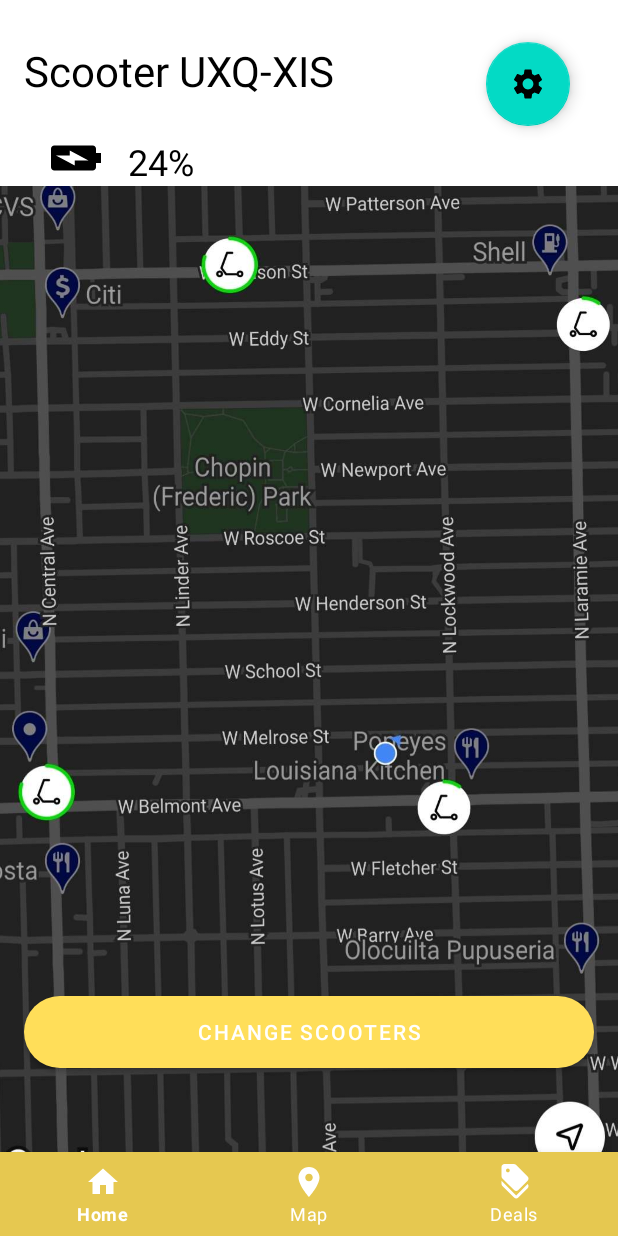
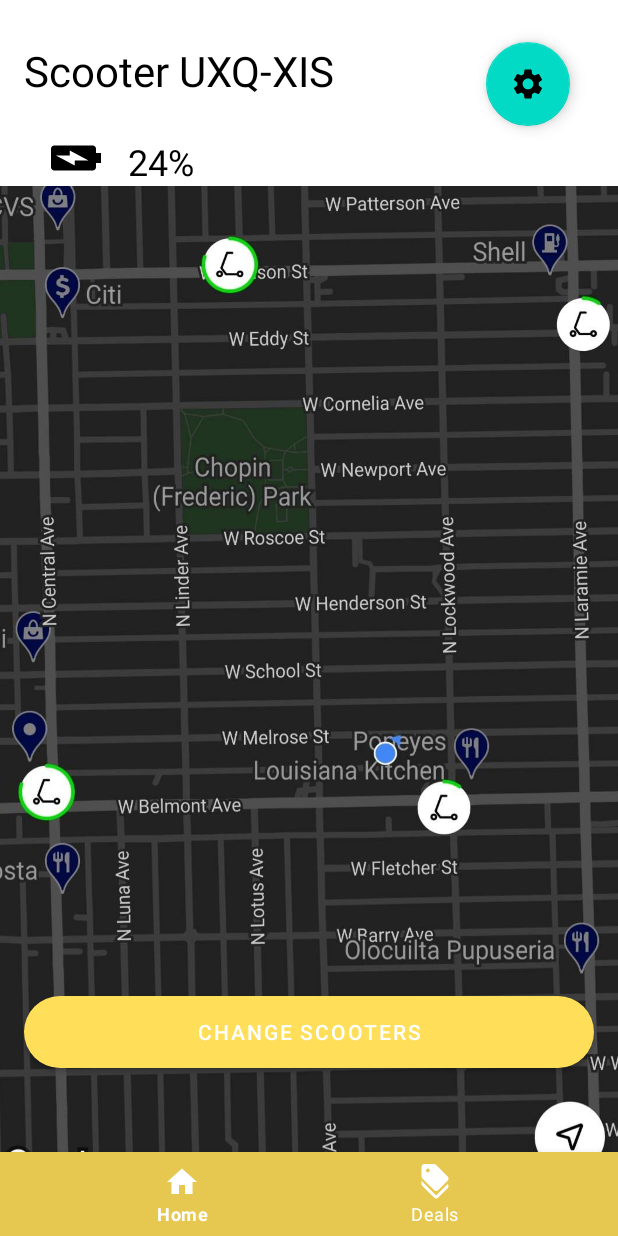
Before and after one commit to pipietrzyk/Lemon-Mobile-App, an Android app: the screen it shows after launch (MainActivity), on a phone screen of 412 x 824 dp. Run offline under Robolectric (Android 15) with nearby library versions, the light colour scheme and no system bars; libraries missing offline, so code that uses them is left out: com.journeyapps.barcodescanner.

Commit message:
Removed map tab from nav bar

```diff
--- a/app/src/main/java/com/example/scooter/MainActivity.java
+++ b/app/src/main/java/com/example/scooter/MainActivity.java
@@ -29,8 +29,6 @@ public class MainActivity extends AppCompatActivity {
         int itemId = item.getItemId();
         if (itemId == R.id.home) {
             selectedFragment = new HomeFragment();
-        } else if (itemId == R.id.map) {
-            selectedFragment = new MapFragment();
         } else if (itemId == R.id.deals) {
             selectedFragment = new DealsFragment();
         }
--- a/app/src/main/res/menu/nav_bar.xml
+++ b/app/src/main/res/menu/nav_bar.xml
@@ -5,10 +5,6 @@
         android:id="@+id/home"
         android:icon="@drawable/ic_baseline_home_24"/>
 
-    <item android:title="Map"
-        android:id="@+id/map"
-        android:icon="@drawable/ic_baseline_location_on_24"/>
-
     <item android:title="Deals"
         android:id="@+id/deals"
         android:icon="@drawable/ic_baseline_discount_24"/>
```
